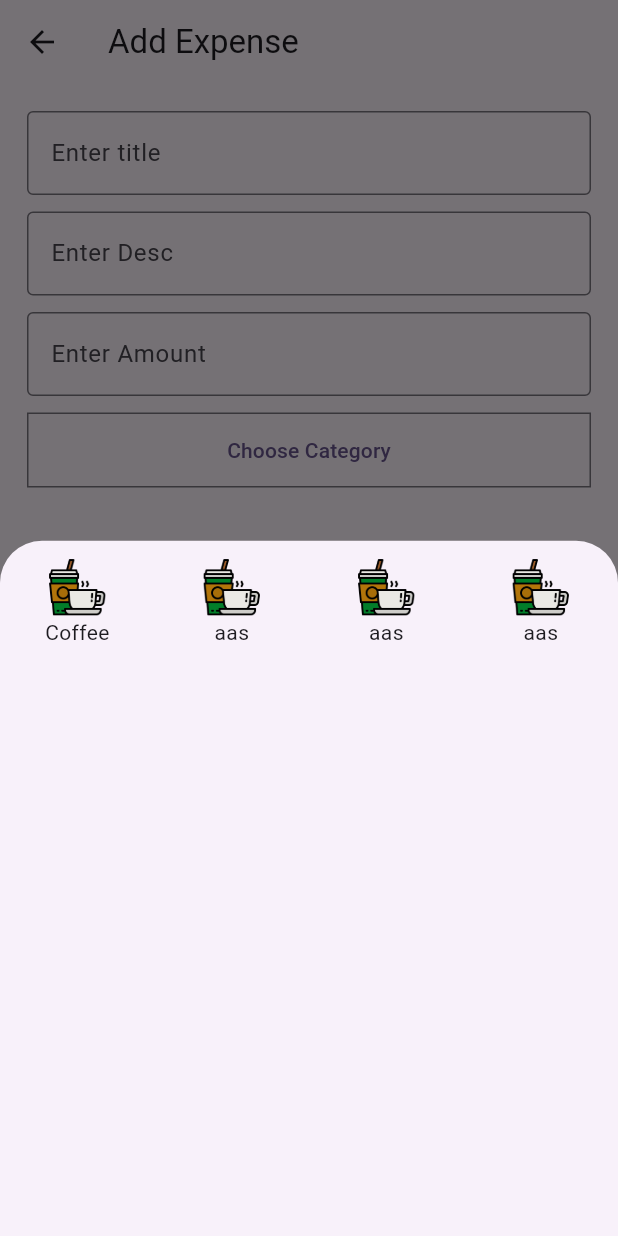
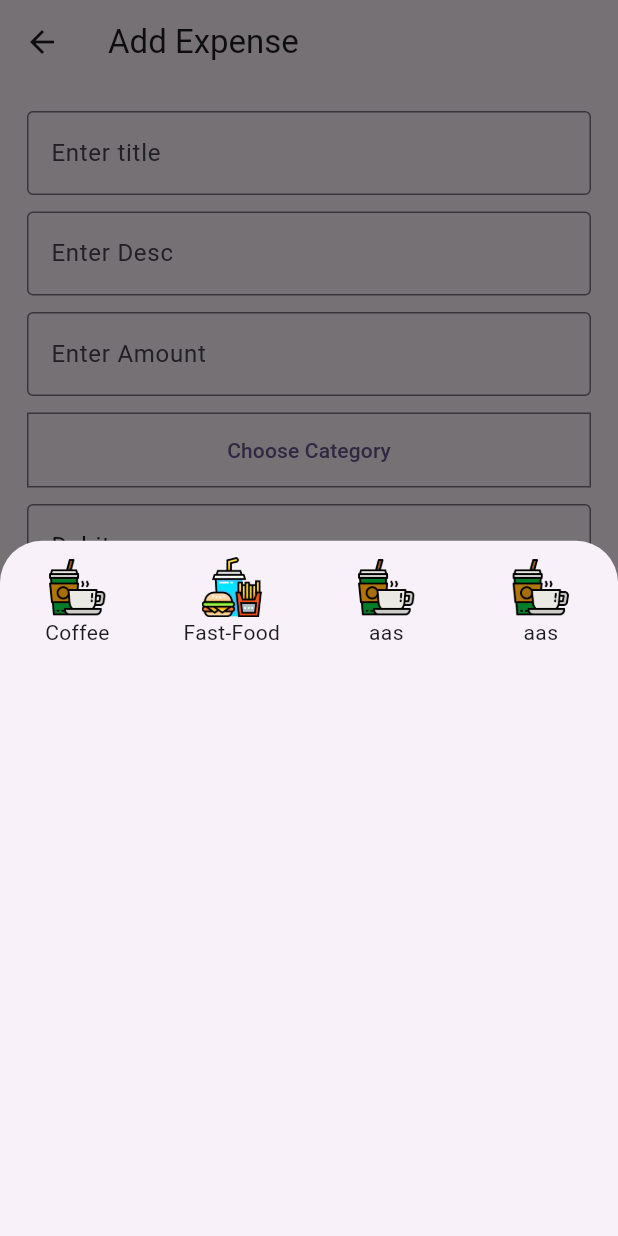
Before and after one commit to aasm0hammad/Expense-Aas-Bloc, a Flutter app: the AddExpense screen opened directly, after a tap on "Choose Category", on a phone screen of 412 x 824 dp. Run offline on Flutter 3.47's test engine with Material 3 defaults, Android fonts, the phone set to English and light mode, and no system bars; our stand-ins replace flutter_bloc, font_awesome_flutter, shared_preferences, sqflite; accounts and stored records are empty.

Commit message:
Add Expense Dropdown

```diff
--- a/lib/domain/app_constants.dart
+++ b/lib/domain/app_constants.dart
@@ -7,7 +7,7 @@ class AppConstants {
 static List<CategoryModel>   mCat= [
 
   CategoryModel(id: 1, name: "Coffee", imgPath: "assets/images/cat_img/coffee.png"),
-  CategoryModel(id: 2, name: "aas", imgPath: "assets/images/cat_img/coffee.png"),
+  CategoryModel(id: 2, name: "Fast-Food", imgPath: "assets/images/cat_img/fast-food.png"),
   CategoryModel(id: 3, name: "aas", imgPath: "assets/images/cat_img/coffee.png"),
   CategoryModel(id: 4, name: "aas", imgPath: "assets/images/cat_img/coffee.png"),
 
--- a/lib/ui/add_expense.dart
+++ b/lib/ui/add_expense.dart
@@ -3,7 +3,16 @@ import 'package:flutter/cupertino.dart';
 import 'package:flutter/material.dart';
 import 'package:path/path.dart';
 
-class AddExpense extends StatelessWidget {
+class AddExpense extends StatefulWidget {
+  @override
+  State<AddExpense> createState() => _AddExpenseState();
+}
+
+class _AddExpenseState extends State<AddExpense> {
+
+  int selectedCatIndex= -1;
+  List<String> mExpenseType= ['Debit','Credit'];
+  String selectedType='Debit';
   @override
   Widget build(BuildContext context) {
     return Scaffold(
@@ -42,7 +51,15 @@ class AddExpense extends StatelessWidget {
                                   itemCount: AppConstants.mCat.length,
                                   itemBuilder: (_, index) {
 
-                                    return Padding(
+                                    return InkWell(
+                                      onTap: (){
+                                        selectedCatIndex=index;
+                                        Navigator.pop(context);
+                                        setState(() {
+
+                                        });
+                                      },
+                                      child: Padding(
                                         padding: const EdgeInsets.only(top: 11),
                                         child: Column(
                                           children: [
@@ -50,6 +67,7 @@ class AddExpense extends StatelessWidget {
                                             Text(AppConstants.mCat[index].name),
 
                                           ],
+                                        ),
                                       ),
                                     );
 
@@ -61,10 +79,44 @@ class AddExpense extends StatelessWidget {
                             );
                           });
                     },
-                    child: Text("Choose Category"),
+                    child:selectedCatIndex>0 ? Row(
+                      mainAxisAlignment: MainAxisAlignment.center,
+                      children: [
+                      Image.asset(AppConstants.mCat[selectedCatIndex].imgPath,width: 40,height: 40,),
+                      SizedBox(width: 11,),
+                      Text(AppConstants.mCat[selectedCatIndex].name),
+                    ],): Text("Choose Category"),
                     style: OutlinedButton.styleFrom(
                         shape: RoundedRectangleBorder())),
               ),
+
+              SizedBox(height: 11,),
+
+             DropdownMenu(
+               width: double.infinity,
+                 initialSelection: selectedType,
+                dropdownMenuEntries: mExpenseType.map((element){
+                  return DropdownMenuEntry(value: element, label: element);
+                }).toList(),),
+
+
+
+
+             /* DropdownButton(
+                  value: selectedType,
+                  items: mExpenseType.map((element){
+
+
+                return DropdownMenuItem(
+                    value: selectedType,
+                    child: Text(element));
+              }).toList(), onChanged: (value){
+                selectedType=value!;
+                setState(() {
+
+                });
+
+              })*/
             ],
           )),
     );
```
Also changed, not shown: assets/images/cat_img/fast-food.png (added). Lines whose indentation alone changed are shown as unchanged.
